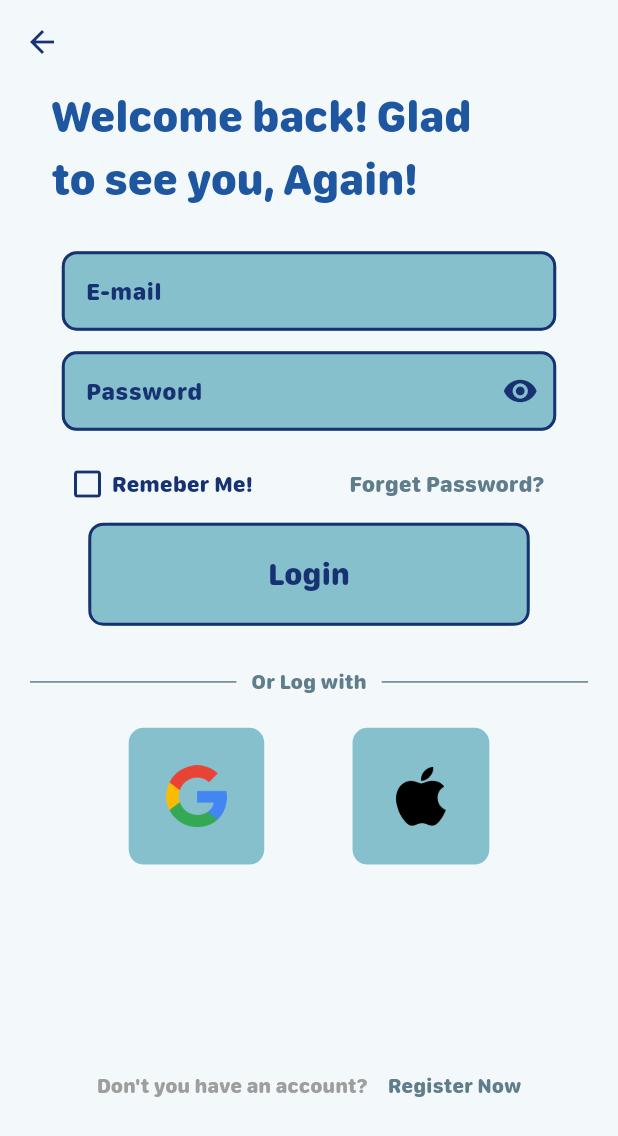
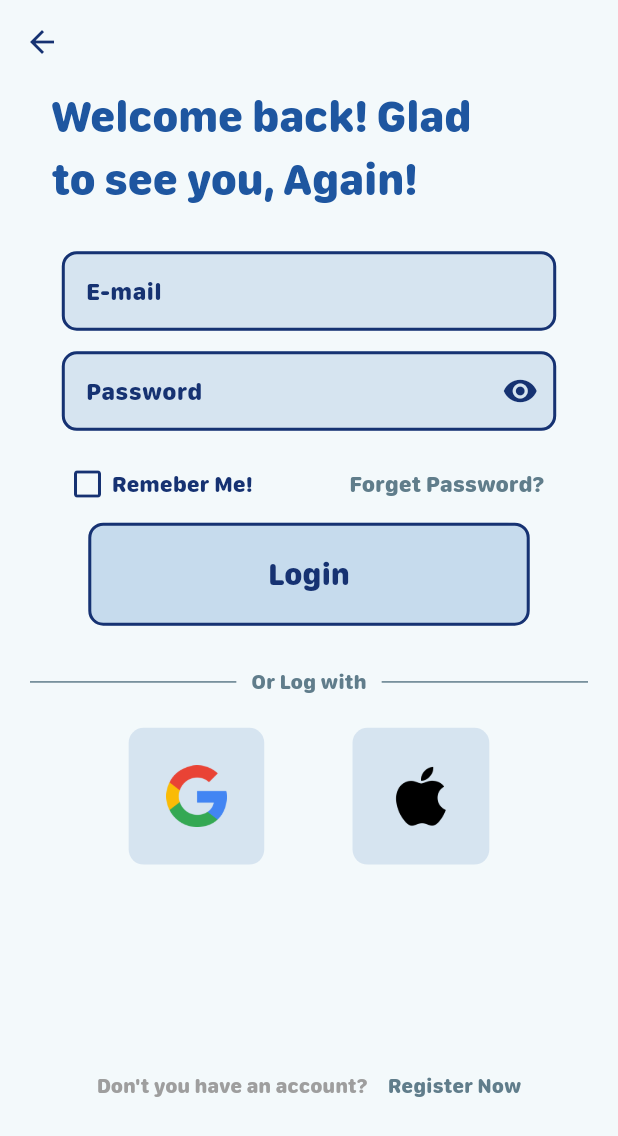
Before and after one commit to HarshitaBhamare/DTPL_APP, a Flutter app: the LandingPage screen opened directly, after a tap on "Login", on a phone screen of 412 x 824 dp. Shown: the top 1136 px of the screen. Run offline on Flutter 3.47's test engine with Material 3 defaults, Android fonts, the phone set to English and light mode, and no system bars; drawn by our look-alikes of flutter_animate; our stand-ins replace cloud_firestore, firebase_auth, firebase_core, google_fonts, google_nav_bar, google_sign_in and 2 more; accounts and stored records are empty.

Commit message:
light ui

```diff
--- a/lib/Components/customAuthButton.dart
+++ b/lib/Components/customAuthButton.dart
@@ -52,8 +52,8 @@ class _AuthButtonsState extends State<AuthButtons> {
             color: currentid == widget.id
                 ? isclick
                     ? Theme.of(context).colorScheme.primary
-                    : Theme.of(context).colorScheme.secondary
-                : Theme.of(context).colorScheme.secondary,
+                    : Theme.of(context).colorScheme.onBackground
+                : Theme.of(context).colorScheme.onBackground,
             borderRadius: BorderRadius.circular(15),
           ),
           child: Container(
--- a/lib/Components/customtextField.dart
+++ b/lib/Components/customtextField.dart
@@ -75,7 +75,7 @@ class _MyTextFieldState extends State<MyTextField> {
                   color: Theme.of(context).colorScheme.primary,
                   width: 2,
                 )),
-            fillColor: Theme.of(context).colorScheme.secondary,
+            fillColor: Theme.of(context).colorScheme.secondaryContainer,
             filled: true,
           )),
     );
--- a/lib/Components/tile.dart
+++ b/lib/Components/tile.dart
@@ -10,7 +10,7 @@ class SquareTile extends StatelessWidget {
     return Container(
       padding: EdgeInsets.all(25),
       decoration: BoxDecoration(
-        color: Theme.of(context).colorScheme.secondary,
+        color: Theme.of(context).colorScheme.secondaryContainer,
         borderRadius: BorderRadius.circular(10),
       ),
       child: Image.asset(
--- a/lib/Pages/AuthPages/landingPage.dart
+++ b/lib/Pages/AuthPages/landingPage.dart
@@ -53,7 +53,7 @@ class LandingPage extends StatelessWidget {
                     fontFamily: 'SFCompactRounded',
                     fontWeight: FontWeight.bold,
                     fontSize: size.height / 18,
-                    color: Theme.of(context).colorScheme.primaryContainer,
+                    color: Theme.of(context).colorScheme.primary,
                   ),
                 ).animate().fade(delay: Duration(milliseconds: 100)).scale(),
               ),
@@ -63,7 +63,7 @@ class LandingPage extends StatelessWidget {
                   // color: Colors.amber,
                   // color: Colors.amber,
                   color: ThemeNotifier.isDark
-                      ? Theme.of(context).colorScheme.tertiaryContainer
+                      ? Theme.of(context).colorScheme.background
                       : Theme.of(context).colorScheme.background,
                   width: size.width / 1.1,
                   height: size.height / 3.5,
@@ -84,7 +84,7 @@ class LandingPage extends StatelessWidget {
                     fontFamily: 'SFCompactRounded',
                     fontWeight: FontWeight.w900,
                     fontSize: size.height / 25,
-                    color: Theme.of(context).colorScheme.primaryContainer,
+                    color: Theme.of(context).colorScheme.primary,
                   ),
                 ).animate().fade(delay: Duration(milliseconds: 100)).scale(),
               ),
@@ -98,7 +98,7 @@ class LandingPage extends StatelessWidget {
                           // letterSpacing: 1,
                           fontWeight: FontWeight.w900,
                           fontSize: size.height / 25,
-                          color: Theme.of(context).colorScheme.primaryContainer,
+                          color: Theme.of(context).colorScheme.primary,
                         ))
                     .animate()
                     .fade(delay: Duration(milliseconds: 100))
--- a/lib/main.dart
+++ b/lib/main.dart
@@ -61,8 +61,8 @@ class _MyAppState extends State<MyApp> {
       // theme: ,
       theme: context.watch<ThemeNotifier>().currentTheme,
       home: Scaffold(
-        // body: SpecifiedMenuBar(),
-        body: HomePage(),
+        body: LandingPage(),
+        // body: HomePage(),
         // body: MenuPage(),
         // body: ListOfItems(),
         // body: SpecifiedMenuBar(),
@@ -85,7 +85,7 @@ class _MyAppState extends State<MyApp> {
       //     return const Scaffold(
       //       body: Center(child: CircularProgressIndicator()),
       //     );
-      // },
+      //   },
       // ),
     );
   }
```
